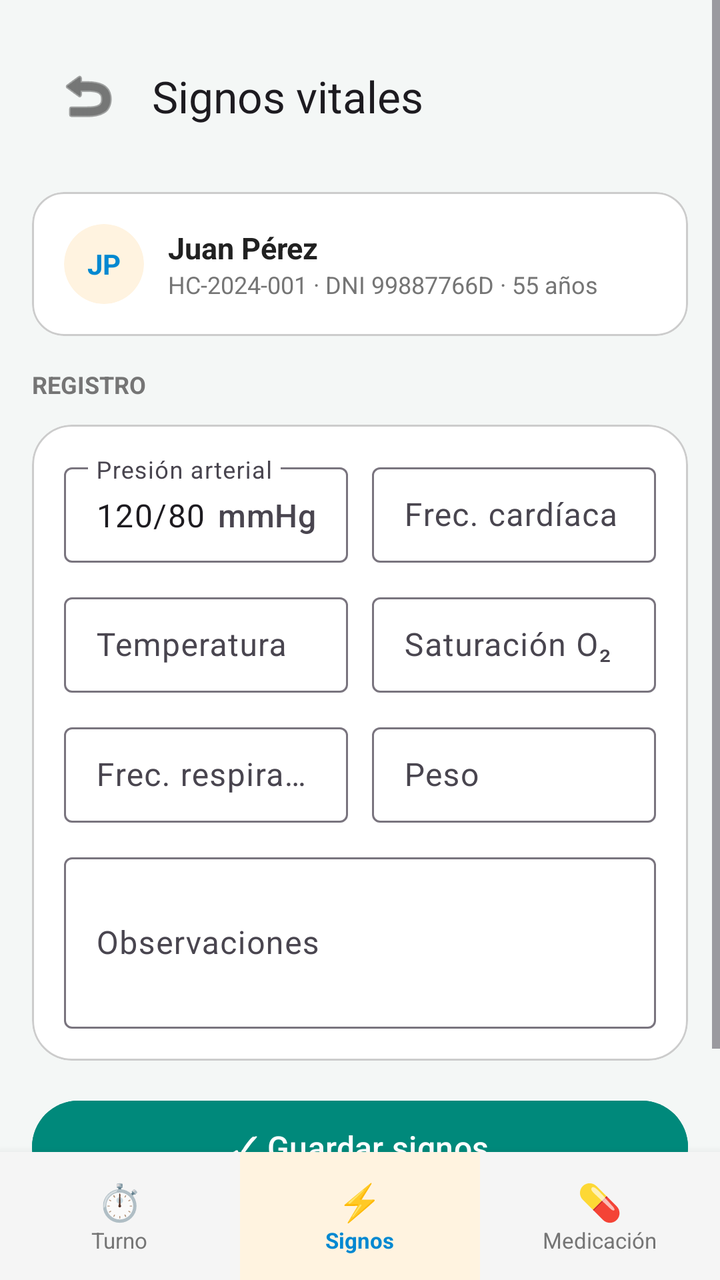
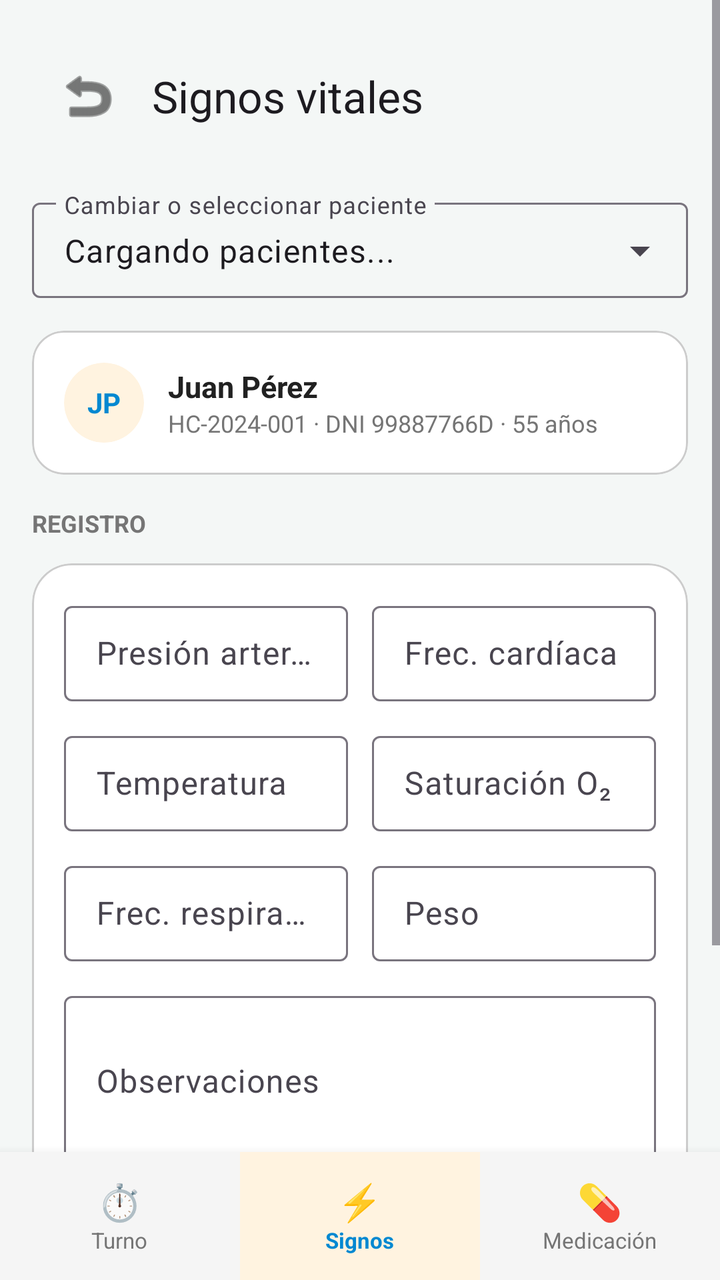

An Android layout rendered at two revisions. The XML below is the earlier revision; the diff shows what the commit changed to produce the second picture.
<!-- AndroidManifest.xml: application theme Theme.SanRafael20 -->
<!-- res/layout/activity_signos_vitales.xml -->
<?xml version="1.0" encoding="utf-8"?>
<RelativeLayout xmlns:android="http://schemas.android.com/apk/res/android"
    xmlns:app="http://schemas.android.com/apk/res-auto"
    xmlns:tools="http://schemas.android.com/tools"
    android:layout_width="match_parent"
    android:layout_height="match_parent"
    android:background="@color/login_screen_bg"
    tools:context=".ui.SignosVitalesActivity">

    <ScrollView
        android:layout_width="match_parent"
        android:layout_height="match_parent"
        android:layout_above="@id/bottomNavigationContainer"
        android:fillViewport="true">

        <LinearLayout
            android:layout_width="match_parent"
            android:layout_height="wrap_content"
            android:orientation="vertical"
            android:padding="16dp">

            
            <com.google.android.material.appbar.MaterialToolbar
                android:id="@+id/toolbar"
                android:layout_width="match_parent"
                android:layout_height="?attr/actionBarSize"
                android:layout_marginBottom="16dp"
                app:navigationIcon="@android:drawable/ic_menu_revert"
                app:navigationIconTint="@color/text_primary"
                app:title="Signos vitales"
                app:titleTextAppearance="@style/TextAppearance.Material3.TitleLarge" />

            
            <com.google.android.material.card.MaterialCardView
                android:id="@+id/pacienteResumen"
                android:layout_width="match_parent"
                android:layout_height="wrap_content"
                android:layout_marginBottom="16dp"
                app:cardBackgroundColor="@color/white"
                app:cardCornerRadius="16dp"
                app:strokeColor="@color/input_stroke"
                app:strokeWidth="1dp">

                <LinearLayout
                    android:layout_width="match_parent"
                    android:layout_height="wrap_content"
                    android:gravity="center_vertical"
                    android:orientation="horizontal"
                    android:padding="16dp">

                    <com.google.android.material.card.MaterialCardView
                        android:layout_width="40dp"
                        android:layout_height="40dp"
                        app:cardBackgroundColor="#FFF3E0"
                        app:cardCornerRadius="20dp"
                        app:strokeWidth="0dp">

                        <TextView
                            android:id="@+id/tvIniciales"
                            android:layout_width="wrap_content"
                            android:layout_height="wrap_content"
                            android:layout_gravity="center"
                            android:text="JP"
                            android:textColor="@color/accent_enfermero"
                            android:textStyle="bold" />
                    </com.google.android.material.card.MaterialCardView>

                    <LinearLayout
                        android:layout_width="0dp"
                        android:layout_height="wrap_content"
                        android:layout_marginStart="12dp"
                        android:layout_weight="1"
                        android:orientation="vertical">

                        <TextView
                            android:id="@+id/tvNombre"
                            android:layout_width="wrap_content"
                            android:layout_height="wrap_content"
                            android:text="Juan Pérez"
                            android:textColor="@color/text_primary"
                            android:textSize="15sp"
                            android:textStyle="bold" />

                        <TextView
                            android:id="@+id/tvDetalle"
                            android:layout_width="wrap_content"
                            android:layout_height="wrap_content"
                            android:text="HC-2024-001 · DNI 99887766D · 55 años"
                            android:textColor="@color/text_secondary"
                            android:textSize="12sp" />
                    </LinearLayout>
                </LinearLayout>
            </com.google.android.material.card.MaterialCardView>

            
            <TextView
                android:layout_width="wrap_content"
                android:layout_height="wrap_content"
                android:layout_marginBottom="12dp"
                android:text="REGISTRO"
                android:textColor="@color/text_secondary"
                android:textSize="12sp"
                android:textStyle="bold" />

            
            <com.google.android.material.card.MaterialCardView
                android:layout_width="match_parent"
                android:layout_height="wrap_content"
                android:layout_marginBottom="16dp"
                app:cardBackgroundColor="@color/white"
                app:cardCornerRadius="20dp"
                app:strokeColor="@color/input_stroke"
                app:strokeWidth="1dp">

                <LinearLayout
                    android:layout_width="match_parent"
                    android:layout_height="wrap_content"
                    android:orientation="vertical"
                    android:padding="16dp">

                    
                    <LinearLayout
                        android:layout_width="match_parent"
                        android:layout_height="wrap_content"
                        android:layout_marginBottom="12dp"
                        android:baselineAligned="false"
                        android:orientation="horizontal">

                        <com.google.android.material.textfield.TextInputLayout
                            android:id="@+id/tilPresionArterial"
                            style="@style/Widget.Material3.TextInputLayout.OutlinedBox.Dense"
                            android:layout_width="0dp"
                            android:layout_height="wrap_content"
                            android:layout_marginEnd="6dp"
                            android:layout_weight="1"
                            android:hint="Presión arterial"
                            app:suffixText="mmHg">

                            <com.google.android.material.textfield.TextInputEditText
                                android:id="@+id/etPresionArterial"
                                android:layout_width="match_parent"
                                android:layout_height="wrap_content"
                                android:inputType="text"
                                android:maxLines="1"
                                android:text="120/80" />
                        </com.google.android.material.textfield.TextInputLayout>

                        <com.google.android.material.textfield.TextInputLayout
                            android:id="@+id/tilFrecuenciaCardiaca"
                            style="@style/Widget.Material3.TextInputLayout.OutlinedBox.Dense"
                            android:layout_width="0dp"
                            android:layout_height="wrap_content"
                            android:layout_marginStart="6dp"
                            android:layout_weight="1"
                            android:hint="Frec. cardíaca"
                            app:suffixText="lpm">

                            <com.google.android.material.textfield.TextInputEditText
                                android:id="@+id/etFrecuenciaCardiaca"
                                android:layout_width="match_parent"
                                android:layout_height="wrap_content"
                                android:inputType="number"
                                android:maxLines="1" />
                        </com.google.android.material.textfield.TextInputLayout>
                    </LinearLayout>

                    
                    <LinearLayout
                        android:layout_width="match_parent"
                        android:layout_height="wrap_content"
                        android:layout_marginBottom="12dp"
                        android:baselineAligned="false"
                        android:orientation="horizontal">

                        <com.google.android.material.textfield.TextInputLayout
                            android:id="@+id/tilTemperatura"
                            style="@style/Widget.Material3.TextInputLayout.OutlinedBox.Dense"
                            android:layout_width="0dp"
                            android:layout_height="wrap_content"
                            android:layout_marginEnd="6dp"
                            android:layout_weight="1"
                            android:hint="Temperatura"
                            app:suffixText="°C">

                            <com.google.android.material.textfield.TextInputEditText
                                android:id="@+id/etTemperatura"
                                android:layout_width="match_parent"
                                android:layout_height="wrap_content"
                                android:inputType="numberDecimal"
                                android:maxLines="1" />
                        </com.google.android.material.textfield.TextInputLayout>

                        <com.google.android.material.textfield.TextInputLayout
                            android:id="@+id/tilSaturacion"
                            style="@style/Widget.Material3.TextInputLayout.OutlinedBox.Dense"
                            android:layout_width="0dp"
                            android:layout_height="wrap_content"
                            android:layout_marginStart="6dp"
                            android:layout_weight="1"
                            android:hint="Saturación O₂"
                            app:suffixText="%">

                            <com.google.android.material.textfield.TextInputEditText
                                android:id="@+id/etSaturacion"
                                android:layout_width="match_parent"
                                android:layout_height="wrap_content"
                                android:inputType="number"
                                android:maxLines="1" />
                        </com.google.android.material.textfield.TextInputLayout>
                    </LinearLayout>

                    
                    <LinearLayout
                        android:layout_width="match_parent"
                        android:layout_height="wrap_content"
                        android:layout_marginBottom="12dp"
                        android:baselineAligned="false"
                        android:orientation="horizontal">

                        <com.google.android.material.textfield.TextInputLayout
                            android:id="@+id/tilFrecuenciaRespiratoria"
                            style="@style/Widget.Material3.TextInputLayout.OutlinedBox.Dense"
                            android:layout_width="0dp"
                            android:layout_height="wrap_content"
                            android:layout_marginEnd="6dp"
                            android:layout_weight="1"
                            android:hint="Frec. respiratoria"
                            app:suffixText="rpm">

                            <com.google.android.material.textfield.TextInputEditText
                                android:id="@+id/etFrecuenciaRespiratoria"
                                android:layout_width="match_parent"
                                android:layout_height="wrap_content"
                                android:inputType="number"
                                android:maxLines="1" />
                        </com.google.android.material.textfield.TextInputLayout>

                        <com.google.android.material.textfield.TextInputLayout
                            android:id="@+id/tilPeso"
                            style="@style/Widget.Material3.TextInputLayout.OutlinedBox.Dense"
                            android:layout_width="0dp"
                            android:layout_height="wrap_content"
                            android:layout_marginStart="6dp"
                            android:layout_weight="1"
                            android:hint="Peso"
                            app:suffixText="kg">

                            <com.google.android.material.textfield.TextInputEditText
                                android:id="@+id/etPeso"
                                android:layout_width="match_parent"
                                android:layout_height="wrap_content"
                                android:inputType="numberDecimal"
                                android:maxLines="1" />
                        </com.google.android.material.textfield.TextInputLayout>
                    </LinearLayout>

                    
                    <com.google.android.material.textfield.TextInputLayout
                        style="@style/Widget.Material3.TextInputLayout.OutlinedBox.Dense"
                        android:layout_width="match_parent"
                        android:layout_height="wrap_content"
                        android:hint="Observaciones">

                        <com.google.android.material.textfield.TextInputEditText
                            android:id="@+id/etObservaciones"
                            android:layout_width="match_parent"
                            android:layout_height="wrap_content"
                            android:inputType="textMultiLine"
                            android:minLines="3" />
                    </com.google.android.material.textfield.TextInputLayout>

                </LinearLayout>
            </com.google.android.material.card.MaterialCardView>

            
            <Button
                android:id="@+id/btnGuardarSignos"
                android:layout_width="match_parent"
                android:layout_height="wrap_content"
                android:layout_marginBottom="16dp"
                android:backgroundTint="@color/hospital_green"
                android:paddingVertical="12dp"
                android:text="✓ Guardar signos"
                android:textColor="@color/white"
                android:textSize="16sp" />

        </LinearLayout>
    </ScrollView>

    
    <LinearLayout
        android:id="@+id/bottomNavigationContainer"
        android:layout_width="match_parent"
        android:layout_height="64dp"
        android:layout_alignParentBottom="true"
        android:background="#F5F5F5"
        android:elevation="8dp"
        android:gravity="center_vertical"
        android:orientation="horizontal">

        <LinearLayout
            android:id="@+id/navTurno"
            android:layout_width="0dp"
            android:layout_height="match_parent"
            android:layout_weight="1"
            android:clickable="true"
            android:focusable="true"
            android:gravity="center"
            android:orientation="vertical">

            <TextView
                android:layout_width="wrap_content"
                android:layout_height="wrap_content"
                android:text="⏱️"
                android:textSize="18sp" />

            <TextView
                android:layout_width="wrap_content"
                android:layout_height="wrap_content"
                android:text="Turno"
                android:textColor="@color/text_secondary"
                android:textSize="11sp" />
        </LinearLayout>

        
        <LinearLayout
            android:layout_width="0dp"
            android:layout_height="match_parent"
            android:layout_weight="1"
            android:background="#FFF3E0"
            android:gravity="center"
            android:orientation="vertical">

            <TextView
                android:layout_width="wrap_content"
                android:layout_height="wrap_content"
                android:text="⚡"
                android:textSize="18sp" />

            <TextView
                android:layout_width="wrap_content"
                android:layout_height="wrap_content"
                android:text="Signos"
                android:textColor="@color/accent_enfermero"
                android:textSize="11sp"
                android:textStyle="bold" />
        </LinearLayout>

        <LinearLayout
            android:id="@+id/navMedicacion"
            android:layout_width="0dp"
            android:layout_height="match_parent"
            android:layout_weight="1"
            android:clickable="true"
            android:focusable="true"
            android:gravity="center"
            android:orientation="vertical">

            <TextView
                android:layout_width="wrap_content"
                android:layout_height="wrap_content"
                android:text="💊"
                android:textSize="18sp" />

            <TextView
                android:layout_width="wrap_content"
                android:layout_height="wrap_content"
                android:text="Medicación"
                android:textColor="@color/text_secondary"
                android:textSize="11sp" />
        </LinearLayout>
    </LinearLayout>

</RelativeLayout>
<!-- resources referenced by this layout -->
<resources>
  <color name="accent_enfermero">#0288D1</color>
  <color name="hospital_green">#00897B</color>
  <color name="input_stroke">#CCCCCC</color>
  <color name="login_screen_bg">#F4F7F6</color>
  <color name="text_primary">#212121</color>
  <color name="text_secondary">#757575</color>
  <color name="white">#FFFFFFFF</color>
  <style name="Theme.SanRafael20" parent="Base.Theme.SanRafael20" />
  <style name="Base.Theme.SanRafael20" parent="Theme.Material3.DayNight.NoActionBar">
          
          
      </style>
</resources>

<!-- the commit's change to res/layout/activity_signos_vitales.xml (unified diff, before → after) -->
@@ -31,6 +31,22 @@
                 app:titleTextAppearance="@style/TextAppearance.Material3.TitleLarge" />
 
             
+            <com.google.android.material.textfield.TextInputLayout
+                style="@style/Widget.Material3.TextInputLayout.OutlinedBox.Dense.ExposedDropdownMenu"
+                android:layout_width="match_parent"
+                android:layout_height="wrap_content"
+                android:layout_marginBottom="16dp"
+                android:hint="Cambiar o seleccionar paciente">
+
+                <com.google.android.material.textfield.MaterialAutoCompleteTextView
+                    android:id="@+id/acPacienteSelectorSignos"
+                    android:layout_width="match_parent"
+                    android:layout_height="wrap_content"
+                    android:inputType="none"
+                    android:text="Cargando pacientes..." />
+            </com.google.android.material.textfield.TextInputLayout>
+
+            
             <com.google.android.material.card.MaterialCardView
                 android:id="@+id/pacienteResumen"
                 android:layout_width="match_parent"
@@ -133,7 +149,7 @@
                             android:layout_height="wrap_content"
                             android:layout_marginEnd="6dp"
                             android:layout_weight="1"
-                            android:hint="Presión arterial"
+                            android:hint="Presión arterial (ej: 120/80)"
                             app:suffixText="mmHg">
 
                             <com.google.android.material.textfield.TextInputEditText
@@ -141,8 +157,7 @@
                                 android:layout_width="match_parent"
                                 android:layout_height="wrap_content"
                                 android:inputType="text"
-                                android:maxLines="1"
-                                android:text="120/80" />
+                                android:maxLines="1" />
                         </com.google.android.material.textfield.TextInputLayout>
 
                         <com.google.android.material.textfield.TextInputLayout
